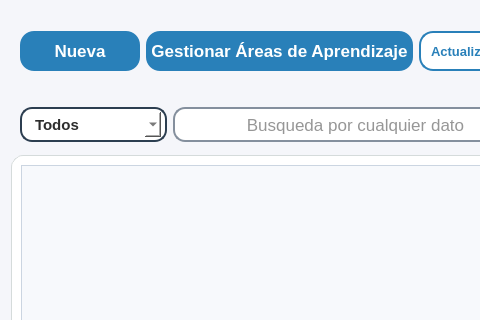
Above: resources/ui/gestion_materias.ui from Proyecto-Uptjaa/Proyecto_SIRA before the change; both pictures show x 0 to 480 and y 0 to 320 of the 1111 by 621 pixel window. Below: the same form after it.
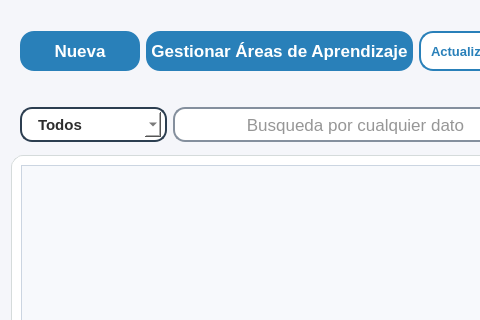
That is the form after the change. Icons and pictures are not drawn.

Commit message:
Mejores stylesheets en calend y combobox
- Se mejoro el diseño visual de calendarios desplegables y de listado
  desplegable de combobox.
- Nuevos iconos agregados

Diff of the .ui file:
```diff
--- a/resources/ui/gestion_materias.ui
+++ b/resources/ui/gestion_materias.ui
@@ -453,8 +453,50 @@
           <cursorShape>PointingHandCursor</cursorShape>
          </property>
          <property name="styleSheet">
-          <string notr="true">background-color: white;
-border: transparent;</string>
+          <string notr="true">QComboBox {
+			combobox-popup: 0;
+            border-radius: 10px;
+            padding: 2px 8px;
+            background-color: white;
+            color: #2d2d2d;
+   
+        }
+        QComboBox:hover {
+            border-color: #0D47A1;
+        }
+        
+        QComboBox QAbstractItemView {
+            background-color: white;
+            border: 1.5px solid #2980b9;
+            border-radius: 8px;
+            color: #2d2d2d;
+            outline: none;
+            padding: 4px 0px;
+        }
+        QComboBox QAbstractItemView::item {
+            min-height: 20px;
+            padding: 3px 5px;
+        }
+        QComboBox QAbstractItemView::item:selected {
+            background-color: #2980b9;
+            color: white;
+        }
+        QComboBox QAbstractItemView QScrollBar:vertical {
+            border: none;
+            background: #f0f7ff;
+            width: 7px;
+            border-radius: 3px;
+            margin: 4px 2px;
+        }
+        QComboBox QAbstractItemView QScrollBar::handle:vertical {
+            background: #2980b9;
+            border-radius: 3px;
+            min-height: 20px;
+        }
+        QComboBox QAbstractItemView QScrollBar::add-line:vertical,
+        QComboBox QAbstractItemView QScrollBar::sub-line:vertical {
+            height: 0px;
+        }</string>
          </property>
          <property name="iconSize">
           <size>
```
The commit also changes 32 other files.
